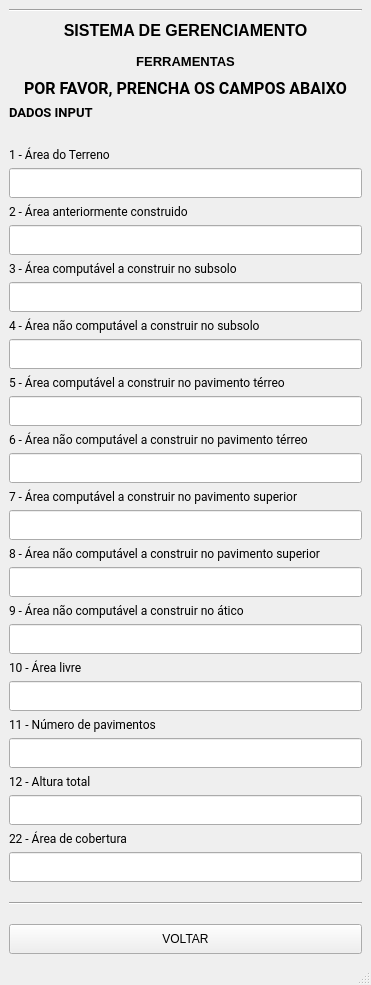
Old version of the form app/pyqt5-templates/calculo.ui in the repository clowdcap/app-pyqt5.
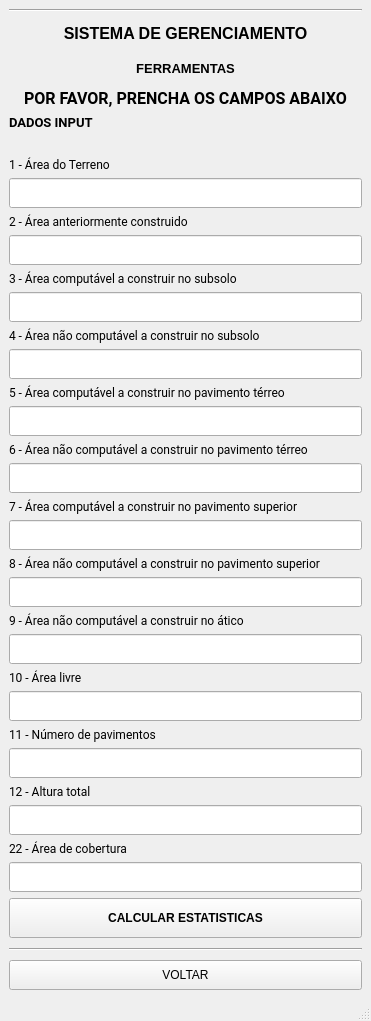
New version of the form.

```diff
--- a/app/pyqt5-templates/calculo.ui
+++ b/app/pyqt5-templates/calculo.ui
@@ -7,7 +7,7 @@
     <x>0</x>
     <y>0</y>
     <width>371</width>
-    <height>985</height>
+    <height>1021</height>
    </rect>
   </property>
   <property name="windowTitle">
@@ -463,12 +463,31 @@
     </item>
     <item row="4" column="0">
      <layout class="QVBoxLayout" name="verticalLayout_2">
+      <item>
+       <widget class="QPushButton" name="btn_calcular">
+        <property name="minimumSize">
+         <size>
+          <width>45</width>
+          <height>40</height>
+         </size>
+        </property>
+        <property name="font">
+         <font>
+          <weight>75</weight>
+          <bold>true</bold>
+         </font>
+        </property>
+        <property name="text">
+         <string>CALCULAR ESTATISTICAS</string>
+        </property>
+       </widget>
+      </item>
       <item>
        <widget class="Line" name="line_3">
         <property name="minimumSize">
          <size>
           <width>0</width>
-          <height>30</height>
+          <height>10</height>
          </size>
         </property>
         <property name="orientation">
```
Left out of the diff: 26 changed lines with no effect on the pictures.
